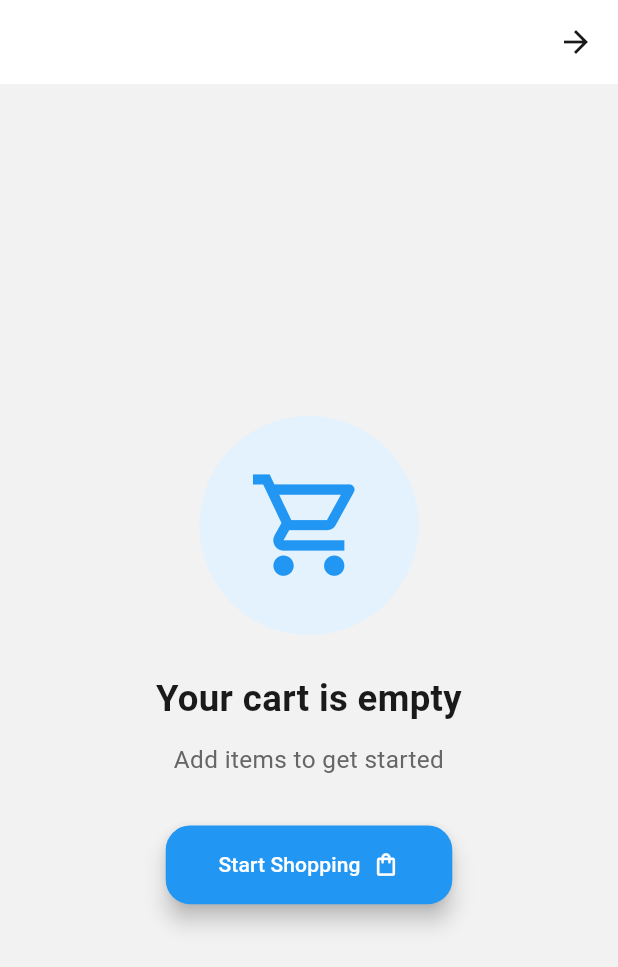
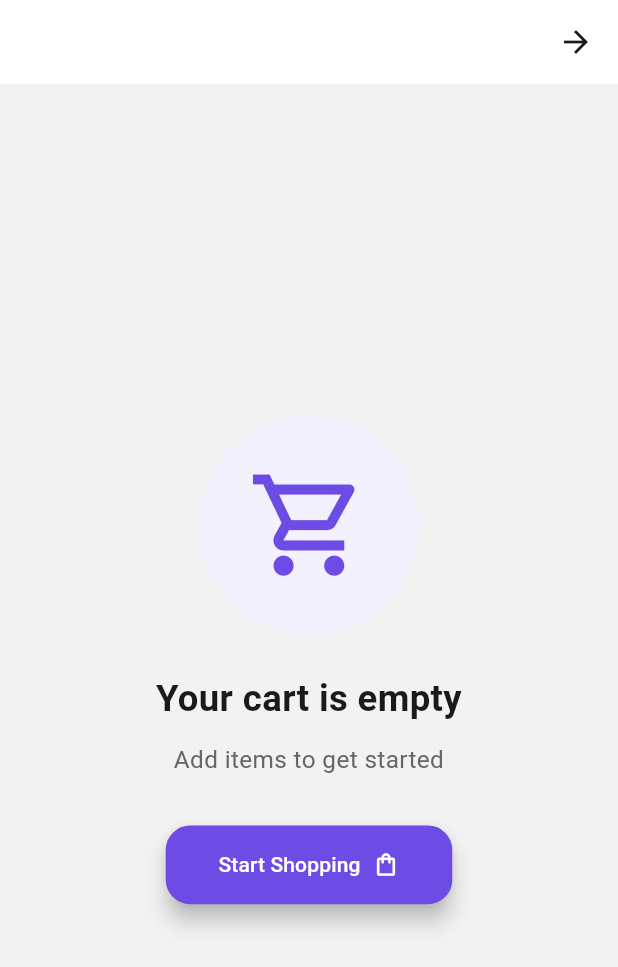
Before and after one commit to mostafaaghaazlan/bakeet, a Flutter app: the CartScreen screen opened directly, on a phone screen of 412 x 824 dp. Shown: the top 967 px of the screen. Run offline on Flutter 3.47's test engine with Material 3 defaults, Android fonts, the phone set to English and light mode, and no system bars; our stand-ins replace bloc, carousel_slider, dartz, dio, dotted_border, easy_localization and 14 more; missing offline and left inert: animated_snack_bar, page_animation_transition; network calls fail; Roboto replaces fonts that are missing (Cairo); project files that could hold a hidden picture were left out.

Commit message:
feat: Update color scheme to align with Bakeet branding and enhance UI elements

```diff
--- a/lib/core/constant/app_colors/app_colors.dart
+++ b/lib/core/constant/app_colors/app_colors.dart
@@ -1,14 +1,15 @@
 import 'package:flutter/material.dart';
 
 extension AppColors on ColorScheme {
-  // Main Aman App Colors - Blue theme
-  static const Color primary = Color(0xFF2196F3); // Main blue
-  static const Color secondary = Color(0xFF1976D2); // Darker blue for secondary
-  static const Color secoundPrimary = Color(0xFF1976D2); // Darker blue
-  static const Color accent = Color(0xFF64B5F6); // Light blue
+  // Main brand colors (updated to match Bakeet logo)
+  // Primary: vivid purple, Accent/Secondary: vibrant teal
+  static const Color primary = Color(0xFF6C4CE5); // Purple (logo)
+  static const Color secondary = Color(0xFF00CF9D); // Teal/Green (logo)
+  static const Color secoundPrimary = Color(0xFF5B3FE0); // darker purple
+  static const Color accent = Color(0xFF00E0A9); // lighter teal
   static const Color appBackground = Color(
-    0xFFE3F2FD,
-  ); // Very light blue background
+    0xFFF6F7FB,
+  ); // Very light neutral background tuned for brand
 
   // Neutral colors
   static const Color neutral = Color(0xff808080);
@@ -30,18 +31,18 @@ extension AppColors on ColorScheme {
   static const Color cardGreen = Color(0xFF4CAF50);
   static const Color cardRed = Color(0xFFE91E63);
 
-  // Blue scale for primary
-  static const Color primary25 = Color(0xFFE3F2FD);
-  static const Color primary50 = Color(0xFFBBDEFB);
-  static const Color primary100 = Color(0xFF90CAF9);
-  static const Color primary200 = Color(0xFF64B5F6);
-  static const Color primary300 = Color(0xFF42A5F5);
-  static const Color primary400 = Color(0xFF2196F3);
-  static const Color primary500 = Color(0xFF2196F3);
-  static const Color primary600 = Color(0xFF1E88E5);
-  static const Color primary700 = Color(0xFF1976D2);
-  static const Color primary800 = Color(0xFF1565C0);
-  static const Color primary900 = Color(0xFF0D47A1);
+  // Branded purple scale for primary
+  static const Color primary25 = Color(0xFFF4F1FF);
+  static const Color primary50 = Color(0xFFE9E2FF);
+  static const Color primary100 = Color(0xFFD6C9FF);
+  static const Color primary200 = Color(0xFFBFA0FF);
+  static const Color primary300 = Color(0xFF9A78FF);
+  static const Color primary400 = Color(0xFF7A59F0);
+  static const Color primary500 = Color(0xFF6C4CE5);
+  static const Color primary600 = Color(0xFF613ED1);
+  static const Color primary700 = Color(0xFF5230B0);
+  static const Color primary800 = Color(0xFF3F2688);
+  static const Color primary900 = Color(0xFF2B1956);
 
   static const Color neutral25 = Color(0xffFAFAFA);
   static const Color neutral50 = Color(0xffF2F2F2);
```
Also changed, not shown: lib/features/home/screen/home_screen.dart (+29 -9 lines).
